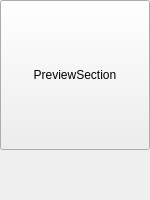
Chromecore/Sprite-Editor, file previewsection.ui: the form before one commit.
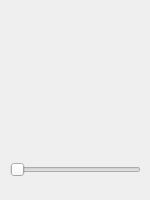
The form after the commit.

Commit message: model feilds, preview window updated

Patch:
```diff
--- a/previewsection.ui
+++ b/previewsection.ui
@@ -13,7 +13,20 @@
   <property name="windowTitle">
    <string>Form</string>
   </property>
-  <widget class="QPushButton" name="pushButton">
+  <widget class="QSlider" name="horizontalSlider">
+   <property name="geometry">
+    <rect>
+     <x>10</x>
+     <y>160</y>
+     <width>131</width>
+     <height>20</height>
+    </rect>
+   </property>
+   <property name="orientation">
+    <enum>Qt::Horizontal</enum>
+   </property>
+  </widget>
+  <widget class="QLabel" name="myLabel">
    <property name="geometry">
     <rect>
      <x>0</x>
@@ -23,7 +36,7 @@
     </rect>
    </property>
    <property name="text">
-    <string>PreviewSection</string>
+    <string/>
    </property>
   </widget>
  </widget>
```
The commit also changes 3 other files.
